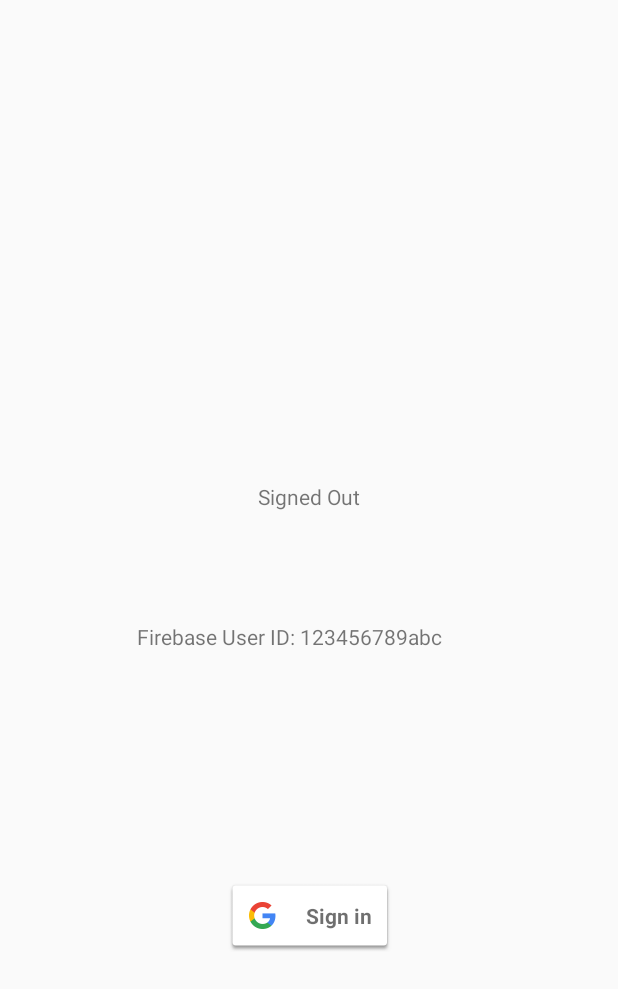
After one commit to am15h/IITRCONNECT, an Android app: the layout activity_sign_in.xml on its own in the app's theme, with its tools: preview values and no code run, on a phone screen of 412 x 824 dp. The commit adds this screen. Shown: the top 989 px of the screen. Run offline under Robolectric (Android 15) with nearby library versions, the phone set to English and light mode, and no system bars.

Commit message:
Added sign in

```diff
--- a/app/build.gradle
+++ b/app/build.gradle
@@ -33,7 +33,7 @@ dependencies {
     androidTestImplementation 'com.android.support.test:runner:1.0.2'
     androidTestImplementation 'com.android.support.test.espresso:espresso-core:3.0.2'
 
-     // ButterKnife (for sample code brevity)
+    // ButterKnife (for sample code brevity)
     implementation 'com.jakewharton:butterknife:8.8.1'
     annotationProcessor 'com.jakewharton:butterknife-compiler:8.8.1'
 }
--- a/app/src/main/AndroidManifest.xml
+++ b/app/src/main/AndroidManifest.xml
@@ -9,12 +9,14 @@
         android:roundIcon="@mipmap/ic_launcher_round"
         android:supportsRtl="true"
         android:theme="@style/Theme.AppCompat.Light.NoActionBar">
-        <activity android:name=".MainActivity" >
+        <activity android:name=".SignInActivity">
             <intent-filter>
                 <action android:name="android.intent.action.MAIN" />
+
                 <category android:name="android.intent.category.LAUNCHER" />
             </intent-filter>
         </activity>
+        <activity android:name=".MainActivity"></activity>
     </application>
 
 </manifest>
--- a/app/src/main/java/com/theimprovisers/iitrconnect/MainActivity.java
+++ b/app/src/main/java/com/theimprovisers/iitrconnect/MainActivity.java
@@ -15,4 +15,6 @@ public class MainActivity extends AppCompatActivity
         setContentView(R.layout.activity_main);
         NetworkMethods.Initialise(FirebaseFirestore.getInstance());
     }
+
+
 }
--- /dev/null
+++ b/app/src/main/res/layout/activity_sign_in.xml
@@ -0,0 +1,57 @@
+<?xml version="1.0" encoding="utf-8"?>
+<android.support.constraint.ConstraintLayout xmlns:android="http://schemas.android.com/apk/res/android"
+    xmlns:app="http://schemas.android.com/apk/res-auto"
+    xmlns:tools="http://schemas.android.com/tools"
+    android:layout_width="match_parent"
+    android:layout_height="match_parent"
+    android:id="@+id/main_layout"
+    tools:context=".SignInActivity">
+
+    <com.google.android.gms.common.SignInButton
+        android:id="@+id/sign_in_button"
+        android:layout_width="wrap_content"
+        android:layout_height="wrap_content"
+        android:layout_centerInParent="true"
+        android:layout_marginStart="137dp"
+        android:layout_marginTop="458dp"
+        android:layout_marginEnd="136dp"
+        android:layout_marginBottom="61dp"
+        android:visibility="visible"
+        app:layout_constraintBottom_toBottomOf="parent"
+        app:layout_constraintEnd_toEndOf="parent"
+        app:layout_constraintStart_toStartOf="parent"
+        app:layout_constraintTop_toTopOf="parent" />
+
+    <TextView
+        android:id="@+id/status"
+
+        android:layout_width="wrap_content"
+        android:layout_height="wrap_content"
+        android:layout_marginStart="158dp"
+        android:layout_marginTop="258dp"
+        android:layout_marginEnd="158dp"
+        android:layout_marginBottom="182dp"
+        android:text="Signed Out"
+        app:layout_constraintBottom_toTopOf="@+id/sign_in_button"
+        app:layout_constraintEnd_toEndOf="parent"
+        app:layout_constraintStart_toStartOf="parent"
+        app:layout_constraintTop_toTopOf="parent" />
+
+    <TextView
+        android:id="@+id/detail"
+
+        android:layout_width="wrap_content"
+        android:layout_height="wrap_content"
+        android:layout_marginStart="91dp"
+        android:layout_marginTop="10dp"
+        android:layout_marginEnd="90dp"
+        android:layout_marginBottom="152dp"
+        app:layout_constraintBottom_toTopOf="@+id/sign_in_button"
+        app:layout_constraintEnd_toEndOf="parent"
+        app:layout_constraintHorizontal_bias="0.0"
+        app:layout_constraintStart_toStartOf="parent"
+        app:layout_constraintTop_toBottomOf="@+id/status"
+        app:layout_constraintVertical_bias="1.0"
+        tools:text="Firebase User ID: 123456789abc" />
+
+</android.support.constraint.ConstraintLayout>
--- a/app/src/main/res/values/strings.xml
+++ b/app/src/main/res/values/strings.xml
@@ -1,6 +1,7 @@
 <resources>
     <string name="app_name">IITR CONNECT</string>
-
+    <string name="firebase_status_fmt">Firebase User: %s</string>
+    <string name="google_status_fmt">Email ID: %s</string>
     <string name="dummy_button">Dummy Button</string>
     <string name="dummy_content">DUMMY\nCONTENT</string>
 </resources>
```
Also changed, not shown: app/src/main/java/com/theimprovisers/iitrconnect/SignInActivity.java (added, +162 -0 lines).
